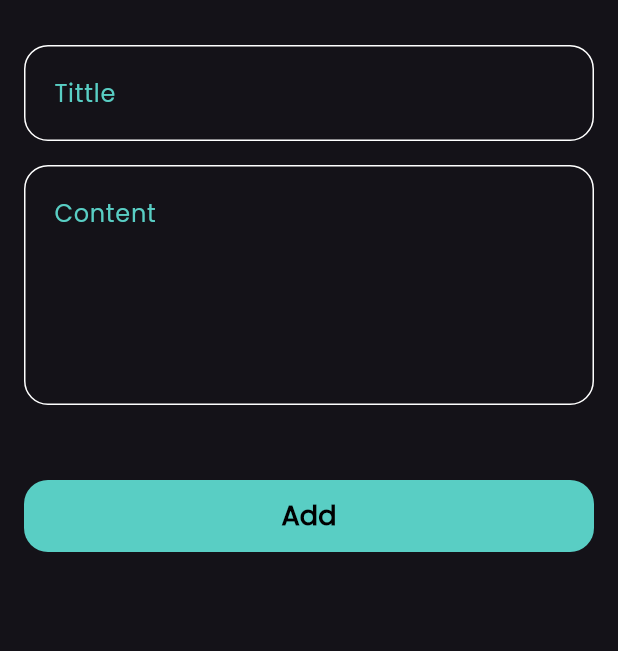
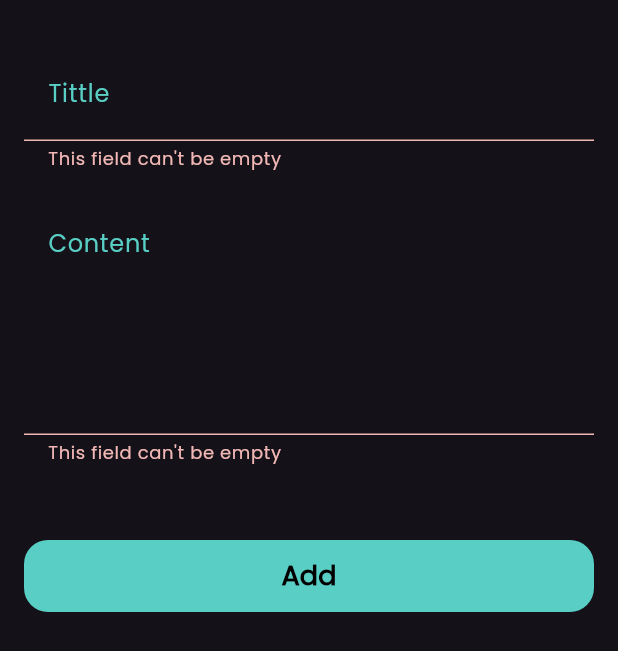
Before and after one commit to Abdelma2soud/Note_App, a Flutter app: the BottomSheetBody widget shown alone on an empty page, opened directly, after a tap on "Add", on a phone screen of 412 x 824 dp. Shown: the top 651 px of the screen. Run offline on Flutter 3.47's test engine with Material 3 defaults, Android fonts, the phone set to English and light mode, and no system bars; our stand-ins replace font_awesome_flutter.

Commit message:
make validation for TextFormField and install Hive package

```diff
--- a/lib/widgets/add_button.dart
+++ b/lib/widgets/add_button.dart
@@ -2,8 +2,9 @@ import 'package:flutter/material.dart';
 import 'package:note_app/constants/constants.dart';
 
 class AddButton extends StatelessWidget {
-  const AddButton({super.key, required this.txt});
+  const AddButton({super.key, required this.txt, required this.onPressed});
   final String txt;
+  final void Function() onPressed;
   @override
   Widget build(BuildContext context) {
     return Container(
@@ -11,7 +12,7 @@ class AddButton extends StatelessWidget {
       decoration: BoxDecoration(
           color: PRimarycolor, borderRadius: BorderRadius.circular(16)),
       child: TextButton(
-          onPressed: () {},
+          onPressed: onPressed,
           child: Text(txt,
               style: const TextStyle(
                   fontWeight: FontWeight.bold,
--- a/lib/widgets/bottonsheet_body.dart
+++ b/lib/widgets/bottonsheet_body.dart
@@ -2,38 +2,58 @@ import 'package:flutter/material.dart';
 import 'package:note_app/widgets/add_button.dart';
 import 'package:note_app/widgets/custom_textfield.dart';
 
-class BottomSheetBody extends StatelessWidget {
+class BottomSheetBody extends StatefulWidget {
   const BottomSheetBody({super.key});
 
   @override
+  State<BottomSheetBody> createState() => _BottomSheetBodyState();
+}
+
+class _BottomSheetBodyState extends State<BottomSheetBody> {
+  TextEditingController titlecontroller = TextEditingController();
+
+  TextEditingController contentcontroller = TextEditingController();
+  final formKey = GlobalKey<FormState>();
+
+  @override
   Widget build(BuildContext context) {
-    return const SingleChildScrollView(
+    return SingleChildScrollView(
       child: Padding(
-        padding: EdgeInsets.symmetric(horizontal: 16.0),
+        padding: const EdgeInsets.symmetric(horizontal: 16.0),
+        child: Form(
+          key: formKey,
           child: Column(
             children: [
-            SizedBox(
+              const SizedBox(
                 height: 30,
               ),
               CustomTextField(
+                controller: titlecontroller,
                 text: 'Tittle',
               ),
-            SizedBox(
+              const SizedBox(
                 height: 16,
               ),
-            CustomTextField(text: 'Content', mxlines: 5),
-            SizedBox(
+              CustomTextField(
+                  controller: contentcontroller, text: 'Content', mxlines: 5),
+              const SizedBox(
                 height: 50,
               ),
               AddButton(
+                onPressed: () {
+                  if (formKey.currentState!.validate()) {
+                    print('This field is required');
+                  }
+                },
                 txt: 'Add',
               ),
-            SizedBox(
+              const SizedBox(
                 height: 30,
               )
             ],
           ),
         ),
+      ),
     );
   }
 }
--- a/lib/widgets/custom_textfield.dart
+++ b/lib/widgets/custom_textfield.dart
@@ -2,13 +2,22 @@ import 'package:flutter/material.dart';
 import 'package:note_app/constants/constants.dart';
 
 class CustomTextField extends StatelessWidget {
-  const CustomTextField({super.key, required this.text, this.mxlines = 1});
+  const CustomTextField(
+      {super.key, required this.text, this.mxlines = 1, this.controller});
   final String text;
   final int mxlines;
+  final TextEditingController? controller;
   @override
   Widget build(BuildContext context) {
-    return TextField(
+    return TextFormField(
+      controller: controller,
       maxLines: mxlines,
+      validator: (value) {
+        if (value == null || value.isEmpty) {
+          return "This field can't be empty";
+        }
+        return null;
+      },
       decoration: InputDecoration(
         contentPadding: const EdgeInsets.only(left: 16, top: 20, bottom: 20),
         hintText: text,
--- a/pubspec.yaml
+++ b/pubspec.yaml
@@ -29,6 +29,8 @@ environment:
 # versions available, run `flutter pub outdated`.
 dependencies:
   font_awesome_flutter: ^10.7.0
+  hive: ^2.2.3
+  hive_flutter: ^1.1.0
 
   flutter:
     sdk: flutter
@@ -37,6 +39,7 @@ dependencies:
   # The following adds the Cupertino Icons font to your application.
   # Use with the CupertinoIcons class for iOS style icons.
   cupertino_icons: ^1.0.8
+
 
 dev_dependencies:
   flutter_test:
@@ -48,6 +51,8 @@ dev_dependencies:
   # package. See that file for information about deactivating specific lint
   # rules and activating additional ones.
   flutter_lints: ^4.0.0
+  build_runner: ^2.4.13
+  hive_generator: ^2.0.1
 
 # For information on the generic Dart part of this file, see the
 # following page: https://dart.dev/tools/pub/pubspec
```
Also changed, not shown: pubspec.lock, 1 other file. Lines whose indentation alone changed are shown as unchanged.
